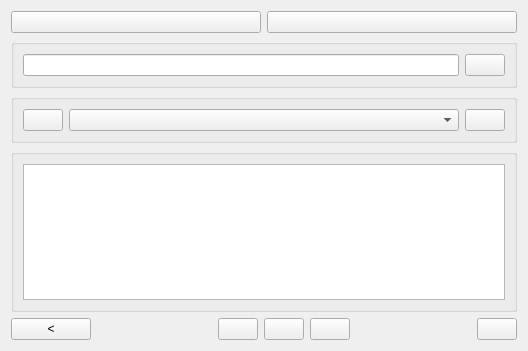
First picture: the form in widgets/arraylist.ui, repository astraleuro/libraryeditor, before the edit.
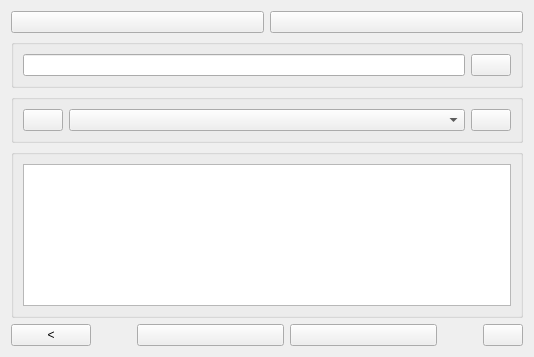
Second picture: the form after the edit.

What changed in the file:
```diff
--- a/widgets/arraylist.ui
+++ b/widgets/arraylist.ui
@@ -6,8 +6,8 @@
    <rect>
     <x>0</x>
     <y>0</y>
-    <width>528</width>
-    <height>351</height>
+    <width>534</width>
+    <height>357</height>
    </rect>
   </property>
   <property name="minimumSize">
@@ -128,7 +128,7 @@
          <bool>false</bool>
         </property>
         <attribute name="horizontalHeaderVisible">
-         <bool>true</bool>
+         <bool>false</bool>
         </attribute>
         <attribute name="horizontalHeaderCascadingSectionResizes">
          <bool>true</bool>
@@ -157,7 +157,7 @@
     </widget>
    </item>
    <item>
-    <layout class="QHBoxLayout" name="horizontalLayout">
+    <layout class="QHBoxLayout" name="horizontalLayout" stretch="0,0,1,1,0,0">
      <item>
       <widget class="QPushButton" name="backButton">
        <property name="text">
@@ -185,13 +185,6 @@
        </property>
       </widget>
      </item>
-     <item>
-      <widget class="QPushButton" name="saveButton">
-       <property name="text">
-        <string/>
-       </property>
-      </widget>
-     </item>
      <item>
       <widget class="QPushButton" name="editButton">
        <property name="text">
```
Left out of the diff: 1 changed line with no effect on the pictures.
